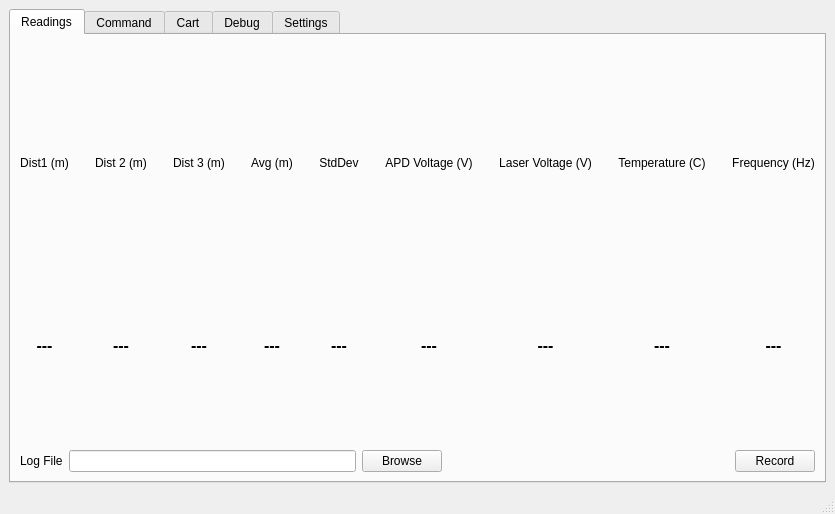
Before: the Qt Designer form tf03_test/main_window.ui in codincodee/tf0x_dev, drawn with Qt 5.
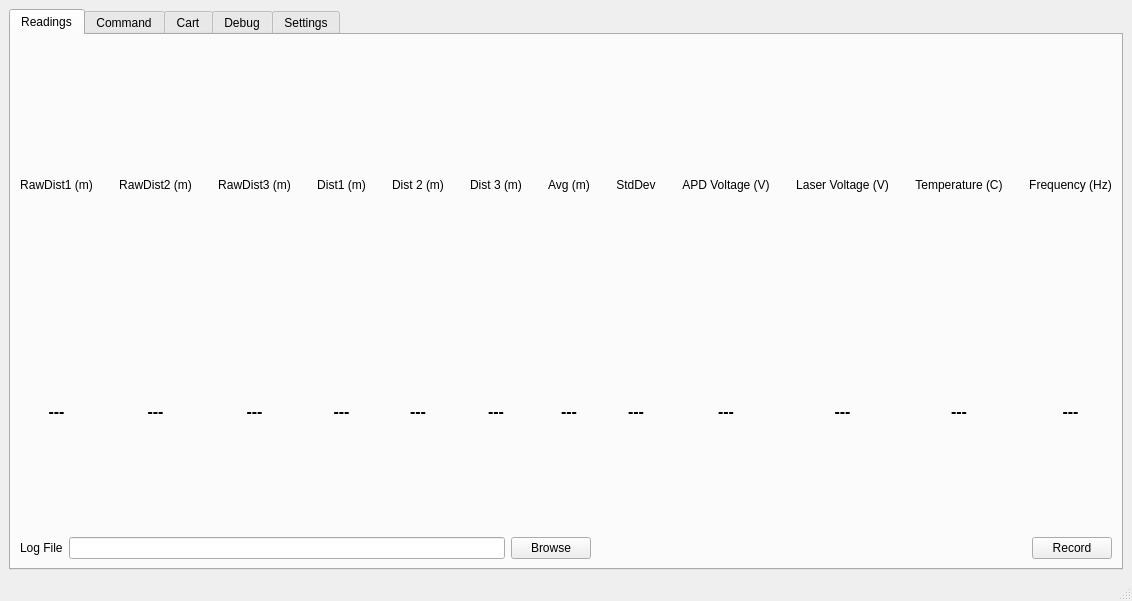
After: the same form once the commit is applied. The open tabs and pages were chosen to show the change.

```diff
--- a/tf03_test/main_window.ui
+++ b/tf03_test/main_window.ui
@@ -6,8 +6,8 @@
    <rect>
     <x>0</x>
     <y>0</y>
-    <width>713</width>
-    <height>514</height>
+    <width>900</width>
+    <height>601</height>
    </rect>
   </property>
   <property name="windowTitle">
@@ -115,7 +115,53 @@
             </item>
             <item>
              <layout class="QGridLayout" name="gridLayout_6">
-              <item row="0" column="6">
+              <item row="0" column="1">
+               <spacer name="horizontalSpacer_26">
+                <property name="orientation">
+                 <enum>Qt::Horizontal</enum>
+                </property>
+                <property name="sizeType">
+                 <enum>QSizePolicy::Fixed</enum>
+                </property>
+                <property name="sizeHint" stdset="0">
+                 <size>
+                  <width>20</width>
+                  <height>20</height>
+                 </size>
+                </property>
+               </spacer>
+              </item>
+              <item row="0" column="0">
+               <widget class="QLabel" name="lable_40">
+                <property name="text">
+                 <string>RawDist1 (m)</string>
+                </property>
+                <property name="alignment">
+                 <set>Qt::AlignCenter</set>
+                </property>
+               </widget>
+              </item>
+              <item row="0" column="2">
+               <widget class="QLabel" name="label_39">
+                <property name="text">
+                 <string>RawDist2 (m)</string>
+                </property>
+                <property name="alignment">
+                 <set>Qt::AlignCenter</set>
+                </property>
+               </widget>
+              </item>
+              <item row="0" column="4">
+               <widget class="QLabel" name="label_38">
+                <property name="text">
+                 <string>RawDist3 (m)</string>
+                </property>
+                <property name="alignment">
+                 <set>Qt::AlignCenter</set>
+                </property>
+               </widget>
+              </item>
+              <item row="0" column="12">
                <widget class="QLabel" name="label_29">
                 <property name="text">
                  <string>Avg (m)</string>
@@ -125,24 +171,7 @@
                 </property>
                </widget>
               </item>
-              <item row="1" column="6">
-               <widget class="QLabel" name="ReadingPageAverageLabel">
-                <property name="font">
-                 <font>
-                  <pointsize>12</pointsize>
-                  <weight>75</weight>
-                  <bold>true</bold>
-                 </font>
-                </property>
-                <property name="text">
-                 <string>---</string>
-                </property>
-                <property name="alignment">
-                 <set>Qt::AlignCenter</set>
-                </property>
-               </widget>
-              </item>
-              <item row="1" column="8">
+              <item row="1" column="14">
                <widget class="QLabel" name="ReadingsPageSDLabel">
                 <property name="font">
                  <font>
@@ -159,8 +188,8 @@
                 </property>
                </widget>
               </item>
-              <item row="1" column="0">
-               <widget class="QLabel" name="ReadingsPageDistLabel">
+              <item row="1" column="12">
+               <widget class="QLabel" name="ReadingPageAverageLabel">
                 <property name="font">
                  <font>
                   <pointsize>12</pointsize>
@@ -176,7 +205,7 @@
                 </property>
                </widget>
               </item>
-              <item row="0" column="5">
+              <item row="0" column="11">
                <spacer name="horizontalSpacer_21">
                 <property name="orientation">
                  <enum>Qt::Horizontal</enum>
@@ -192,7 +221,24 @@
                 </property>
                </spacer>
               </item>
-              <item row="0" column="10">
+              <item row="1" column="6">
+               <widget class="QLabel" name="ReadingsPageDistLabel">
+                <property name="font">
+                 <font>
+                  <pointsize>12</pointsize>
+                  <weight>75</weight>
+                  <bold>true</bold>
+                 </font>
+                </property>
+                <property name="text">
+                 <string>---</string>
+                </property>
+                <property name="alignment">
+                 <set>Qt::AlignCenter</set>
+                </property>
+               </widget>
+              </item>
+              <item row="0" column="16">
                <widget class="QLabel" name="label_31">
                 <property name="text">
                  <string>APD Voltage (V)</string>
@@ -202,8 +248,8 @@
                 </property>
                </widget>
               </item>
-              <item row="0" column="13">
-               <spacer name="horizontalSpacer_24">
+              <item row="0" column="17">
+               <spacer name="horizontalSpacer_23">
                 <property name="orientation">
                  <enum>Qt::Horizontal</enum>
                 </property>
@@ -218,7 +264,7 @@
                 </property>
                </spacer>
               </item>
-              <item row="0" column="12">
+              <item row="0" column="18">
                <widget class="QLabel" name="label_33">
                 <property name="text">
                  <string>Laser Voltage (V)</string>
@@ -228,7 +274,7 @@
                 </property>
                </widget>
               </item>
-              <item row="0" column="7">
+              <item row="0" column="13">
                <spacer name="horizontalSpacer_19">
                 <property name="orientation">
                  <enum>Qt::Horizontal</enum>
@@ -244,8 +290,8 @@
                 </property>
                </spacer>
               </item>
-              <item row="0" column="11">
-               <spacer name="horizontalSpacer_23">
+              <item row="0" column="19">
+               <spacer name="horizontalSpacer_24">
                 <property name="orientation">
                  <enum>Qt::Horizontal</enum>
                 </property>
@@ -260,7 +306,7 @@
                 </property>
                </spacer>
               </item>
-              <item row="0" column="8">
+              <item row="0" column="14">
                <widget class="QLabel" name="label_9">
                 <property name="text">
                  <string>StdDev</string>
@@ -270,7 +316,7 @@
                 </property>
                </widget>
               </item>
-              <item row="0" column="16">
+              <item row="0" column="22">
                <widget class="QLabel" name="label_35">
                 <property name="text">
                  <string>Frequency (Hz)</string>
@@ -280,7 +326,7 @@
                 </property>
                </widget>
               </item>
-              <item row="1" column="14">
+              <item row="1" column="20">
                <widget class="QLabel" name="ReadingsPageTemperatureLabel">
                 <property name="font">
                  <font>
@@ -297,7 +343,7 @@
                 </property>
                </widget>
               </item>
-              <item row="0" column="1">
+              <item row="0" column="7">
                <spacer name="horizontalSpacer_6">
                 <property name="orientation">
                  <enum>Qt::Horizontal</enum>
@@ -313,7 +359,7 @@
                 </property>
                </spacer>
               </item>
-              <item row="0" column="9">
+              <item row="0" column="15">
                <spacer name="horizontalSpacer_22">
                 <property name="orientation">
                  <enum>Qt::Horizontal</enum>
@@ -329,7 +375,7 @@
                 </property>
                </spacer>
               </item>
-              <item row="1" column="2">
+              <item row="1" column="8">
                <widget class="QLabel" name="ReadingsPageDistance2Label">
                 <property name="font">
                  <font>
@@ -346,7 +392,7 @@
                 </property>
                </widget>
               </item>
-              <item row="0" column="4">
+              <item row="0" column="10">
                <widget class="QLabel" name="label_32">
                 <property name="text">
                  <string>Dist 3 (m)</string>
@@ -356,7 +402,7 @@
                 </property>
                </widget>
               </item>
-              <item row="0" column="0">
+              <item row="0" column="6">
                <widget class="QLabel" name="label_8">
                 <property name="text">
                  <string>Dist1 (m)</string>
@@ -366,7 +412,7 @@
                 </property>
                </widget>
               </item>
-              <item row="1" column="4">
+              <item row="1" column="10">
                <widget class="QLabel" name="ReadingsPageDistance3Label">
                 <property name="font">
                  <font>
@@ -383,7 +429,7 @@
                 </property>
                </widget>
               </item>
-              <item row="0" column="3">
+              <item row="0" column="9">
                <spacer name="horizontalSpacer_20">
                 <property name="orientation">
                  <enum>Qt::Horizontal</enum>
@@ -399,27 +445,7 @@
                 </property>
                </spacer>
               </item>
-              <item row="0" column="2">
-               <widget class="QLabel" name="label_30">
-                <property name="text">
-                 <string>Dist 2 (m)</string>
-                </property>
-                <property name="alignment">
-                 <set>Qt::AlignCenter</set>
-                </property>
-               </widget>
-              </item>
-              <item row="0" column="14">
-               <widget class="QLabel" name="label_34">
-                <property name="text">
-                 <string>Temperature (C)</string>
-                </property>
-                <property name="alignment">
-                 <set>Qt::AlignCenter</set>
-                </property>
-               </widget>
-              </item>
-              <item row="1" column="10">
+              <item row="1" column="16">
                <widget class="QLabel" name="ReadingsPageAPDVoltageLabel">
                 <property name="font">
                  <font>
@@ -436,7 +462,7 @@
                 </property>
                </widget>
               </item>
-              <item row="1" column="12">
+              <item row="1" column="18">
                <widget class="QLabel" name="ReadingsPageLaserVoltageLabel">
                 <property name="font">
                  <font>
@@ -453,7 +479,27 @@
                 </property>
                </widget>
               </item>
-              <item row="0" column="15">
+              <item row="0" column="20">
+               <widget class="QLabel" name="label_34">
+                <property name="text">
+                 <string>Temperature (C)</string>
+                </property>
+                <property name="alignment">
+                 <set>Qt::AlignCenter</set>
+                </property>
+               </widget>
+              </item>
+              <item row="0" column="8">
+               <widget class="QLabel" name="label_30">
+                <property name="text">
+                 <string>Dist 2 (m)</string>
+                </property>
+                <property name="alignment">
+                 <set>Qt::AlignCenter</set>
+                </property>
+               </widget>
+              </item>
+              <item row="0" column="21">
                <spacer name="horizontalSpacer_25">
                 <property name="orientation">
                  <enum>Qt::Horizontal</enum>
@@ -469,7 +515,7 @@
                 </property>
                </spacer>
               </item>
-              <item row="1" column="16">
+              <item row="1" column="22">
                <widget class="QLabel" name="ReadingsPageFrequencyLabel">
                 <property name="font">
                  <font>
@@ -486,6 +532,89 @@
                 </property>
                </widget>
               </item>
+              <item row="1" column="4">
+               <widget class="QLabel" name="ReadingsPageRawDist3Label">
+                <property name="font">
+                 <font>
+                  <pointsize>12</pointsize>
+                  <weight>75</weight>
+                  <bold>true</bold>
+                 </font>
+                </property>
+                <property name="text">
+                 <string>---</string>
+                </property>
+                <property name="alignment">
+                 <set>Qt::AlignCenter</set>
+                </property>
+               </widget>
+              </item>
+              <item row="1" column="2">
+               <widget class="QLabel" name="ReadingsPageRawDist2Label">
+                <property name="font">
+                 <font>
+                  <pointsize>12</pointsize>
+                  <weight>75</weight>
+                  <bold>true</bold>
+                 </font>
+                </property>
+                <property name="text">
+                 <string>---</string>
+                </property>
+                <property name="alignment">
+                 <set>Qt::AlignCenter</set>
+                </property>
+               </widget>
+              </item>
+              <item row="0" column="3">
+               <spacer name="horizontalSpacer_27">
+                <property name="orientation">
+                 <enum>Qt::Horizontal</enum>
+                </property>
+                <property name="sizeType">
+                 <enum>QSizePolicy::Fixed</enum>
+                </property>
+                <property name="sizeHint" stdset="0">
+                 <size>
+                  <width>20</width>
+                  <height>20</height>
+                 </size>
+                </property>
+               </spacer>
+              </item>
+              <item row="1" column="0">
+               <widget class="QLabel" name="ReadingsPageRawDist1Label">
+                <property name="font">
+                 <font>
+                  <pointsize>12</pointsize>
+                  <weight>75</weight>
+                  <bold>true</bold>
+                 </font>
+                </property>
+                <property name="text">
+                 <string>---</string>
+                </property>
+                <property name="alignment">
+                 <set>Qt::AlignCenter</set>
+                </property>
+               </widget>
+              </item>
+              <item row="0" column="5">
+               <spacer name="horizontalSpacer_28">
+                <property name="orientation">
+                 <enum>Qt::Horizontal</enum>
+                </property>
+                <property name="sizeType">
+                 <enum>QSizePolicy::Fixed</enum>
+                </property>
+                <property name="sizeHint" stdset="0">
+                 <size>
+                  <width>20</width>
+                  <height>20</height>
+                 </size>
+                </property>
+               </spacer>
+              </item>
              </layout>
             </item>
             <item>
```
Left out of the diff: 190 changed lines with no effect on the pictures.
